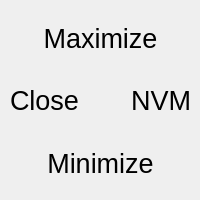
Above: palette.ui from rplacd/The-Sweeper before the change. Below: the same form after it.
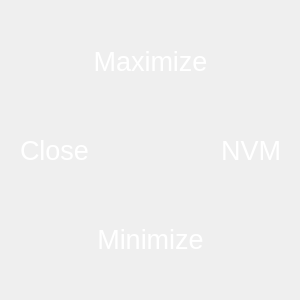
That is the form after the change. Icons and pictures are not drawn. Custom widgets are drawn as their Qt base class.

Commit message: Fancy styling: - now with 100% more stylesheets on the root window! - bundled resources also included. - as well as image sources.

```diff
--- a/palette.ui
+++ b/palette.ui
@@ -6,36 +6,45 @@
    <rect>
     <x>0</x>
     <y>0</y>
-    <width>200</width>
-    <height>200</height>
+    <width>300</width>
+    <height>300</height>
    </rect>
   </property>
   <property name="minimumSize">
    <size>
-    <width>200</width>
-    <height>200</height>
+    <width>300</width>
+    <height>300</height>
    </size>
   </property>
   <property name="maximumSize">
    <size>
-    <width>200</width>
-    <height>200</height>
+    <width>300</width>
+    <height>300</height>
    </size>
   </property>
   <property name="windowTitle">
    <string>One day I'll hide this</string>
   </property>
   <property name="windowOpacity">
-   <double>0.500000000000000</double>
+   <double>0.750000000000000</double>
+  </property>
+  <property name="styleSheet">
+   <string notr="true">#Palette {
+	color: rgba(255, 255, 255, 0);
+	background-image: url(:/root/palettebg.png)
+}
+QLabel {
+	color: white;
+}</string>
   </property>
   <widget class="QWidget" name="centralwidget">
    <widget class="QWidget" name="verticalLayoutWidget">
     <property name="geometry">
      <rect>
-      <x>10</x>
-      <y>10</y>
-      <width>181</width>
-      <height>181</height>
+      <x>20</x>
+      <y>20</y>
+      <width>261</width>
+      <height>261</height>
      </rect>
     </property>
     <layout class="QVBoxLayout" name="verticalLayout">
```
The commit also changes 4 other files.
